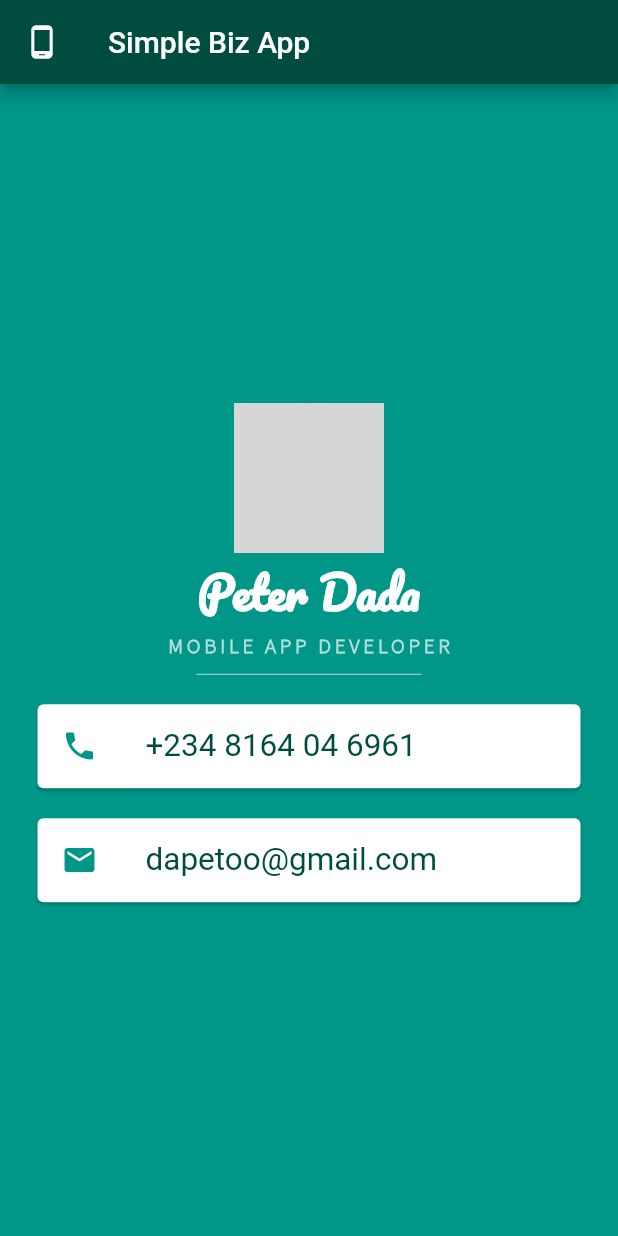
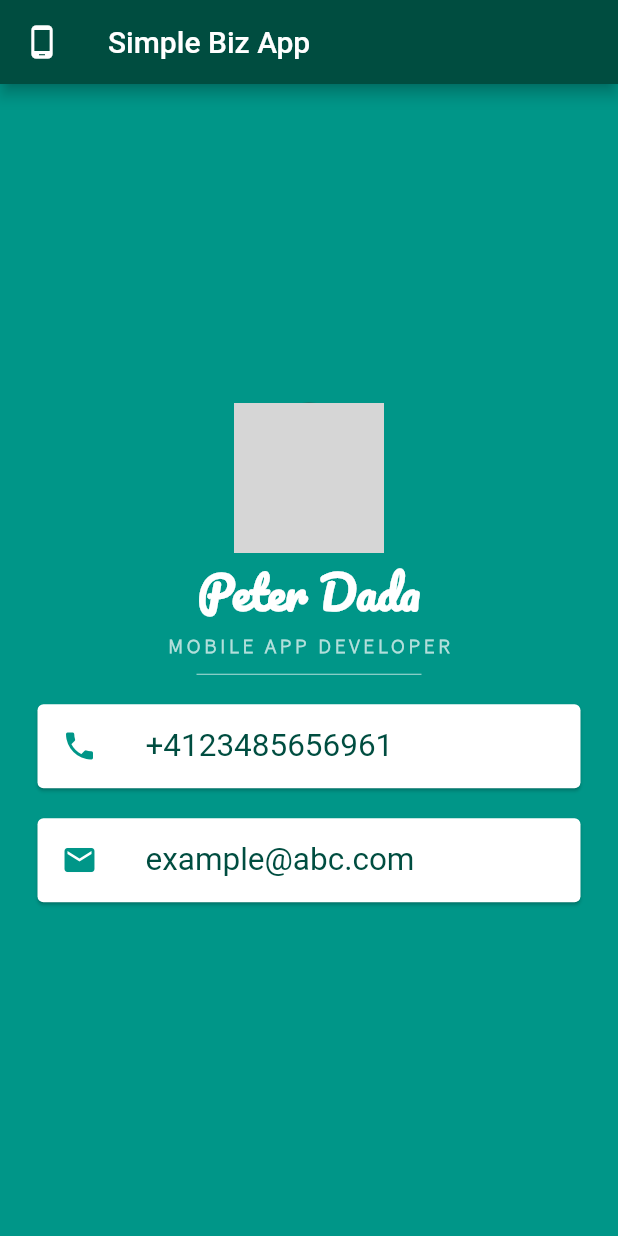
Before and after one commit to dapetoo/D-Card, a Flutter app: the screen it shows after launch, on a phone screen of 412 x 824 dp. Run offline on Flutter 3.47's test engine with Material 2 defaults, Android fonts, the phone set to English and light mode, and no system bars; network calls fail; grey boxes are pictures that could not be loaded.

Commit message:
Screenshot Added

```diff
--- a/lib/main.dart
+++ b/lib/main.dart
@@ -75,7 +75,7 @@ class _MyHomePageState extends State<MyHomePage> {
                     color: Colors.teal,
                   ),
                   title: Text(
-                    '+234 8164 04 6961',
+                    '+4123485656961',
                     style: TextStyle(
                         fontSize: 21.0,
                         fontFamily: 'Source Sans ',
@@ -90,7 +90,7 @@ class _MyHomePageState extends State<MyHomePage> {
                     color: Colors.teal,
                   ),
                   title: Text(
-                    'dapetoo@gmail.com',
+                    'example@abc.com',
                     style: TextStyle(
                         fontSize: 21.0,
                         fontFamily: 'Source Sans ',
```
Also changed, not shown: flutter_01.png (added).
